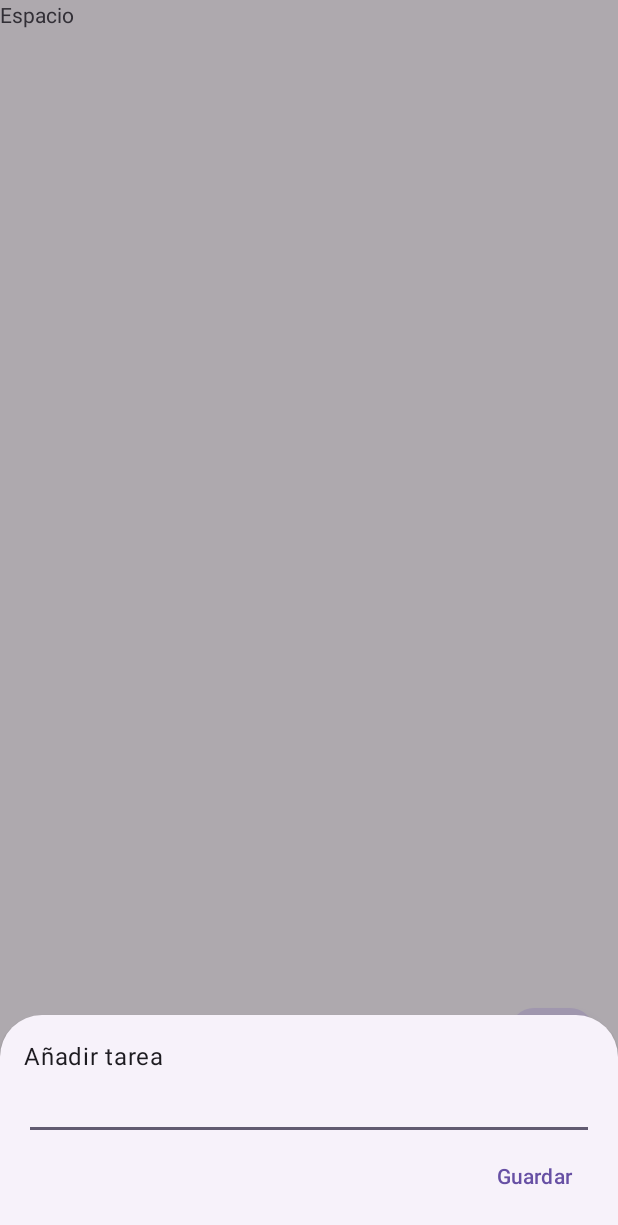
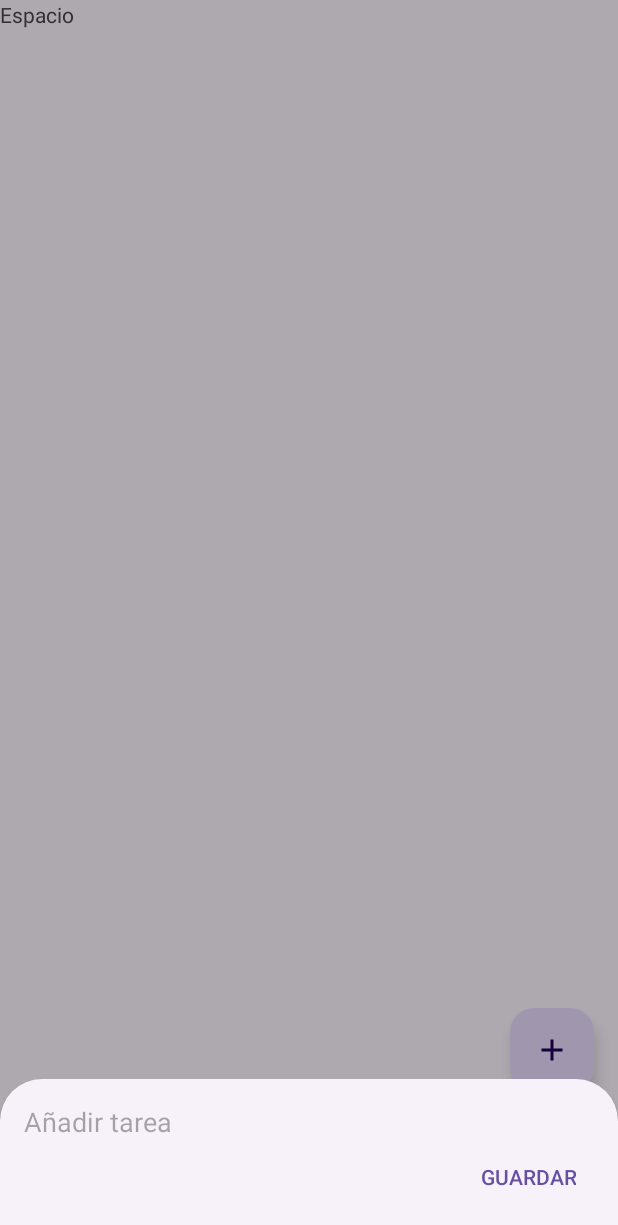
Before and after one commit to gsalvador209/LevelUP_Android, an Android app: the screen it shows after launch (MainActivity), after a tap on an icon or button, on a phone screen of 412 x 824 dp. Shown: the top 1225 px of the screen. Run offline under Robolectric (Android 15) with nearby library versions, the phone set to English and light mode, and no system bars; our stand-ins replace Room's generated code, navigation-ui.

Commit message:
ui(bottom sheet): reduce elements in add task

```diff
--- a/app/src/main/res/layout/bottom_sheet_add_task.xml
+++ b/app/src/main/res/layout/bottom_sheet_add_task.xml
@@ -5,14 +5,11 @@
     android:orientation="vertical"
     android:padding="16dp">
 
-    <TextView
-        android:layout_width="wrap_content"
-        android:layout_height="wrap_content"
-        android:text="@string/add_new_task"
-        android:textAppearance="?attr/textAppearanceBody1" />
-
     <EditText
         android:id="@+id/et_task_title"
+        android:background="@null"
+
+        android:hint="@string/add_new_task"
         android:layout_width="match_parent"
         android:layout_height="wrap_content"
         android:inputType="text" />
@@ -25,9 +22,13 @@
 
         <Button
             android:id="@+id/btn_save"
+            android:text="@string/save"
+
             android:layout_width="wrap_content"
             android:layout_height="wrap_content"
-            android:text="@string/save" />
+
+            style="@style/Widget.AppCompat.Button.Borderless"
+             />
 
     </LinearLayout>
 
```
